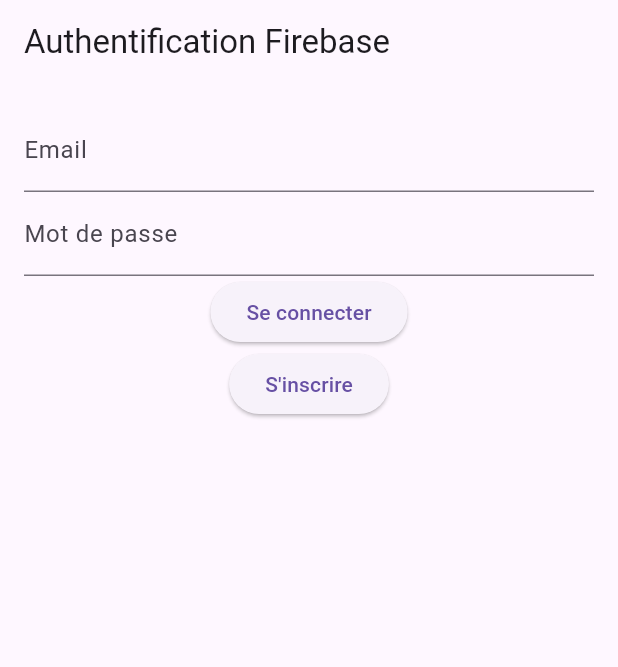
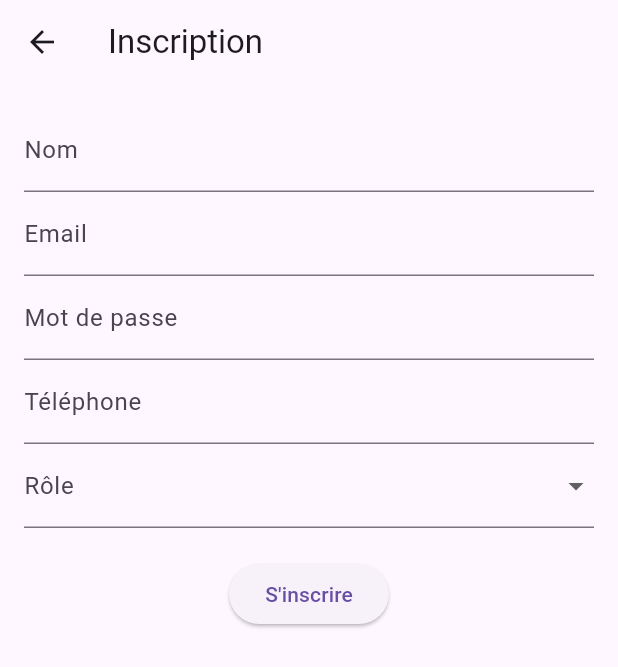
Before and after one commit to Cha1ymae/sales, a Flutter app: the screen it shows after launch, after a tap on "S'inscrire", on a phone screen of 412 x 824 dp. Shown: the top 667 px of the screen. Run offline on Flutter 3.47's test engine with Material 3 defaults, Android fonts, the phone set to English and light mode, and no system bars; our stand-ins replace cloud_firestore, firebase_auth, firebase_core; accounts and stored records are empty.

Commit message:
CMI:Authentification good

```diff
--- a/lib/main.dart
+++ b/lib/main.dart
@@ -1,6 +1,6 @@
 import 'package:firebase_core/firebase_core.dart';
 import 'package:flutter/material.dart';
-import 'package:sales/view/auth.dart';
+import 'package:sales/view/welcome_page.dart';
 
 void main() async {
   WidgetsFlutterBinding.ensureInitialized();
@@ -19,13 +19,15 @@ void main() async {
   // Lancez l'application
   runApp(MyApp());
 }
-
 class MyApp extends StatelessWidget {
   @override
   Widget build(BuildContext context) {
     return MaterialApp(
-      title: 'Firebase Auth',
-      home: AuthPage(),
+      title: 'Sales App',
+      theme: ThemeData(
+        primarySwatch: Colors.blue,
+      ),
+      home: WelcomePage(), // Démarrez sur la WelcomePage
     );
   }
 }
--- a/lib/view/auth.dart
+++ b/lib/view/auth.dart
@@ -1,44 +1,73 @@
+import 'package:firebase_auth/firebase_auth.dart';
 import 'package:flutter/material.dart';
 import 'package:sales/controllers/auth_controller.dart';
-import 'package:sales/view/home.dart';
-import 'package:firebase_auth/firebase_auth.dart';
+import 'package:sales/view/login_page.dart';
 
 class AuthPage extends StatefulWidget {
   @override
-  _AuthPageState createState() => _AuthPageState();
+  _SignUpPageState createState() => _SignUpPageState();
 }
 
-class _AuthPageState extends State<AuthPage> {
-  final emailController = TextEditingController();
-  final passwordController = TextEditingController();
+class _SignUpPageState extends State<AuthPage> {
+  final _nameController = TextEditingController();
+  final _emailController = TextEditingController();
+  final _passwordController = TextEditingController();
+  final _phoneController = TextEditingController();
+  String? _selectedRole;
   final AuthController _authController = AuthController();
 
-  Future<void> handleSignIn() async {
-    User? user = await _authController.signIn(emailController.text, passwordController.text);
-    if (user != null) {
-      Navigator.pushReplacement(context, MaterialPageRoute(builder: (_) => HomePage()));
-    }
+Future<void> _signUp() async {
+  if (_nameController.text.isEmpty ||
+      _emailController.text.isEmpty ||
+      _passwordController.text.isEmpty ||
+      _phoneController.text.isEmpty ||
+      _selectedRole == null) {
+    ScaffoldMessenger.of(context).showSnackBar(SnackBar(content: Text("Remplissez tous les champs !")));
+    return;
   }
 
-  Future<void> handleSignUp() async {
-    User? user = await _authController.signUp(emailController.text, passwordController.text);
-    if (user != null) {
-      Navigator.pushReplacement(context, MaterialPageRoute(builder: (_) => HomePage()));
-    }
+  User? user = await _authController.signUp(
+    name: _nameController.text.trim(),
+    email: _emailController.text.trim(),
+    password: _passwordController.text.trim(),
+    phone: _phoneController.text.trim(),
+    role: _selectedRole!,
+  );
+
+  if (user != null) {
+    print("Inscription réussie, redirection vers la page de connexion...");
+    // Après l'inscription, redirige vers la page de connexion
+    Navigator.pushReplacement(
+      context,
+      MaterialPageRoute(builder: (context) => LoginPage()),
+    );
+  } else {
+    ScaffoldMessenger.of(context).showSnackBar(SnackBar(content: Text("Erreur d'inscription")));
   }
+}
+
+
 
   @override
   Widget build(BuildContext context) {
     return Scaffold(
-      appBar: AppBar(title: Text("Authentification Firebase")),
+      appBar: AppBar(title: Text("Inscription")),
       body: Padding(
         padding: const EdgeInsets.all(16.0),
         child: Column(
           children: [
-            TextField(controller: emailController, decoration: InputDecoration(labelText: "Email")),
-            TextField(controller: passwordController, decoration: InputDecoration(labelText: "Mot de passe"), obscureText: true),
-            ElevatedButton(onPressed: handleSignIn, child: Text("Se connecter")),
-            ElevatedButton(onPressed: handleSignUp, child: Text("S'inscrire")),
+            TextField(controller: _nameController, decoration: InputDecoration(labelText: "Nom")),
+            TextField(controller: _emailController, decoration: InputDecoration(labelText: "Email")),
+            TextField(controller: _passwordController, decoration: InputDecoration(labelText: "Mot de passe"), obscureText: true),
+            TextField(controller: _phoneController, decoration: InputDecoration(labelText: "Téléphone")),
+            DropdownButtonFormField<String>(
+              value: _selectedRole,
+              items: ["commercial", "technicien"].map((role) => DropdownMenuItem(value: role, child: Text(role))).toList(),
+              onChanged: (value) => setState(() => _selectedRole = value),
+              decoration: InputDecoration(labelText: "Rôle"),
+            ),
+            SizedBox(height: 20),
+            ElevatedButton(onPressed: _signUp, child: Text("S'inscrire")),
           ],
         ),
       ),
--- /dev/null
+++ b/lib/view/welcome_page.dart
@@ -0,0 +1,32 @@
+import 'package:flutter/material.dart';
+import 'package:sales/view/auth.dart';
+import 'package:sales/view/login_page.dart';
+
+class WelcomePage extends StatelessWidget {
+  @override
+  Widget build(BuildContext context) {
+    return Scaffold(
+      appBar: AppBar(title: Text("Bienvenue")),
+      body: Center(
+        child: Column(
+          mainAxisAlignment: MainAxisAlignment.center,
+          children: [
+            ElevatedButton(
+              onPressed: () {
+                Navigator.push(context, MaterialPageRoute(builder: (context) => LoginPage()));
+              },
+              child: Text("Se connecter"),
+            ),
+            SizedBox(height: 20),
+            ElevatedButton(
+              onPressed: () {
+                Navigator.push(context, MaterialPageRoute(builder: (context) => AuthPage()));
+              },
+              child: Text("S'inscrire"),
+            ),
+          ],
+        ),
+      ),
+    );
+  }
+}
```
Also changed, not shown: lib/controllers/auth_controller.dart (+30 -3 lines), lib/view/add_sale.dart (added, +104 -0 lines), lib/view/home.dart (+58 -10 lines), lib/view/login_page.dart (added, +55 -0 lines).
